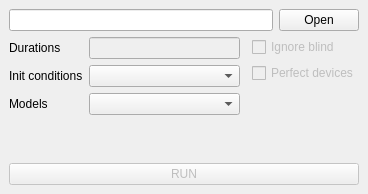
ulanich/sim-runner, file runner/ui/runsim.ui: the form before one commit.
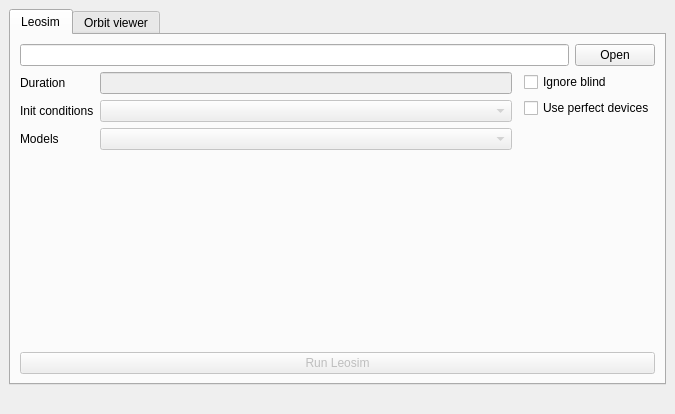
The form after the commit.

What changed in the file:
```diff
--- a/runner/ui/runsim.ui
+++ b/runner/ui/runsim.ui
@@ -6,94 +6,66 @@
    <rect>
     <x>0</x>
     <y>0</y>
-    <width>368</width>
-    <height>194</height>
+    <width>675</width>
+    <height>414</height>
    </rect>
   </property>
   <property name="windowTitle">
    <string>LeoSimRunner</string>
   </property>
   <widget class="QWidget" name="centralwidget">
-   <layout class="QGridLayout" name="gridLayout">
-    <item row="0" column="0" colspan="2">
-     <layout class="QHBoxLayout" name="horizontalLayout_2">
-      <item>
-       <widget class="QLineEdit" name="l_open"/>
-      </item>
-      <item>
-       <widget class="QPushButton" name="b_open">
-        <property name="text">
-         <string>Open</string>
-        </property>
-       </widget>
-      </item>
-     </layout>
-    </item>
-    <item row="1" column="1">
-     <layout class="QFormLayout" name="formLayout_2">
-      <item row="0" column="1">
-       <widget class="QCheckBox" name="ch_ignore_blind">
-        <property name="enabled">
-         <bool>false</bool>
-        </property>
+   <layout class="QGridLayout" name="gridLayout_5">
+    <item row="0" column="0">
+     <widget class="QTabWidget" name="tabWidget">
+      <property name="currentIndex">
+       <number>0</number>
+      </property>
+      <widget class="QWidget" name="leosim_tab">
         <property name="layoutDirection">
          <enum>Qt::LeftToRight</enum>
         </property>
-        <property name="autoFillBackground">
-         <bool>false</bool>
-        </property>
-        <property name="text">
-         <string>Ignore blind</string>
+       <attribute name="title">
+        <string>Leosim</string>
+       </attribute>
+       <layout class="QGridLayout" name="gridLayout">
+        <item row="0" column="0">
+         <layout class="QGridLayout" name="gridLayout_2">
+          <item row="0" column="0">
+           <layout class="QHBoxLayout" name="horizontalLayout">
+            <item>
+             <widget class="QLineEdit" name="l_open_sim">
+              <property name="enabled">
+               <bool>true</bool>
         </property>
        </widget>
       </item>
-      <item row="1" column="1">
-       <widget class="QCheckBox" name="ch_perfect_device">
-        <property name="enabled">
-         <bool>false</bool>
-        </property>
+            <item>
+             <widget class="QPushButton" name="b_open_sim">
         <property name="text">
-         <string>Perfect devices</string>
+               <string>Open</string>
         </property>
        </widget>
       </item>
      </layout>
     </item>
-    <item row="2" column="0" colspan="2">
-     <widget class="QPushButton" name="run_button">
-      <property name="enabled">
-       <bool>false</bool>
-      </property>
-      <property name="text">
-       <string>RUN</string>
-      </property>
-     </widget>
-    </item>
     <item row="1" column="0">
+           <layout class="QHBoxLayout" name="horizontalLayout_2">
+            <item>
      <layout class="QFormLayout" name="formLayout">
-      <property name="sizeConstraint">
-       <enum>QLayout::SetMaximumSize</enum>
-      </property>
-      <property name="fieldGrowthPolicy">
-       <enum>QFormLayout::AllNonFixedFieldsGrow</enum>
-      </property>
-      <property name="rowWrapPolicy">
-       <enum>QFormLayout::WrapLongRows</enum>
-      </property>
+              <item row="0" column="1">
+               <widget class="QLineEdit" name="le_durations">
+                <property name="enabled">
+                 <bool>false</bool>
+                </property>
+               </widget>
+              </item>
       <item row="0" column="0">
        <widget class="QLabel" name="l_duration">
-        <property name="text">
-         <string>Durations</string>
-        </property>
-       </widget>
-      </item>
-      <item row="0" column="1">
-       <widget class="QLineEdit" name="l_duration_2">
         <property name="enabled">
-         <bool>false</bool>
-        </property>
-        <property name="clearButtonEnabled">
-         <bool>false</bool>
+                 <bool>true</bool>
+                </property>
+                <property name="text">
+                 <string>Duration</string>
         </property>
        </widget>
       </item>
@@ -104,9 +76,6 @@
         </property>
        </widget>
       </item>
-      <item row="1" column="1">
-       <widget class="QComboBox" name="comboBox"/>
-      </item>
       <item row="2" column="0">
        <widget class="QLabel" name="t_models">
         <property name="text">
@@ -114,10 +83,134 @@
         </property>
        </widget>
       </item>
+              <item row="1" column="1">
+               <widget class="QComboBox" name="cb_init_cond">
+                <property name="enabled">
+                 <bool>false</bool>
+                </property>
+               </widget>
+              </item>
       <item row="2" column="1">
-       <widget class="QComboBox" name="comboBox_2"/>
-      </item>
-     </layout>
+               <widget class="QComboBox" name="cb_models">
+                <property name="enabled">
+                 <bool>false</bool>
+                </property>
+               </widget>
+              </item>
+             </layout>
+            </item>
+            <item>
+             <layout class="QFormLayout" name="formLayout_2">
+              <item row="0" column="1">
+               <widget class="QCheckBox" name="chb_blind">
+                <property name="enabled">
+                 <bool>true</bool>
+                </property>
+                <property name="text">
+                 <string>Ignore blind</string>
+                </property>
+               </widget>
+              </item>
+              <item row="1" column="1">
+               <widget class="QCheckBox" name="chb_pref_dev">
+                <property name="enabled">
+                 <bool>true</bool>
+                </property>
+                <property name="text">
+                 <string>Use perfect devices</string>
+                </property>
+               </widget>
+              </item>
+             </layout>
+            </item>
+           </layout>
+          </item>
+          <item row="2" column="0">
+           <widget class="QPushButton" name="b_start_sim">
+            <property name="enabled">
+             <bool>false</bool>
+            </property>
+            <property name="text">
+             <string>Run Leosim</string>
+            </property>
+           </widget>
+          </item>
+         </layout>
+        </item>
+       </layout>
+      </widget>
+      <widget class="QWidget" name="orbit_viewer">
+       <attribute name="title">
+        <string>Orbit viewer</string>
+       </attribute>
+       <layout class="QGridLayout" name="gridLayout_4">
+        <item row="2" column="0">
+         <widget class="QPushButton" name="b_start_viewer">
+          <property name="enabled">
+           <bool>false</bool>
+          </property>
+          <property name="text">
+           <string>Run Orbit Viewer</string>
+          </property>
+         </widget>
+        </item>
+        <item row="1" column="0">
+         <layout class="QGridLayout" name="gridLayout_3">
+          <item row="0" column="0">
+           <layout class="QHBoxLayout" name="horizontalLayout_4">
+            <item>
+             <widget class="QLineEdit" name="le_open_viewer">
+              <property name="enabled">
+               <bool>true</bool>
+              </property>
+             </widget>
+            </item>
+            <item>
+             <widget class="QPushButton" name="b_open_viewer">
+              <property name="text">
+               <string>Open</string>
+              </property>
+             </widget>
+            </item>
+           </layout>
+          </item>
+         </layout>
+        </item>
+        <item row="0" column="0">
+         <widget class="QScrollArea" name="scrollArea">
+          <property name="widgetResizable">
+           <bool>true</bool>
+          </property>
+          <widget class="QWidget" name="scrollAreaWidgetContents">
+           <property name="geometry">
+            <rect>
+             <x>0</x>
+             <y>0</y>
+             <width>631</width>
+             <height>248</height>
+            </rect>
+           </property>
+           <layout class="QGridLayout" name="gridLayout_6">
+            <item row="0" column="0">
+             <widget class="QTextBrowser" name="textBrowser"/>
+            </item>
+           </layout>
+          </widget>
+         </widget>
+        </item>
+       </layout>
+      </widget>
+     </widget>
+    </item>
+    <item row="1" column="0">
+     <widget class="QLabel" name="version">
+      <property name="text">
+       <string/>
+      </property>
+      <property name="alignment">
+       <set>Qt::AlignRight|Qt::AlignTrailing|Qt::AlignVCenter</set>
+      </property>
+     </widget>
     </item>
    </layout>
   </widget>
```
Left out of the diff: 6 changed lines with no effect on the pictures. Lines whose indentation alone changed are shown as unchanged.
